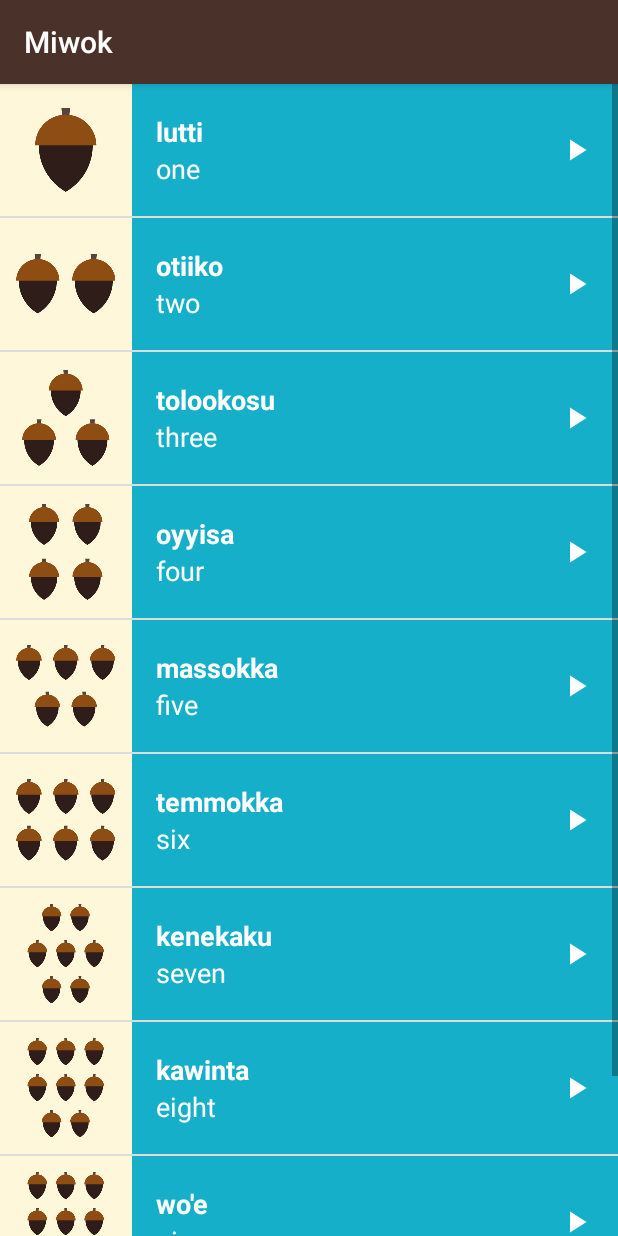
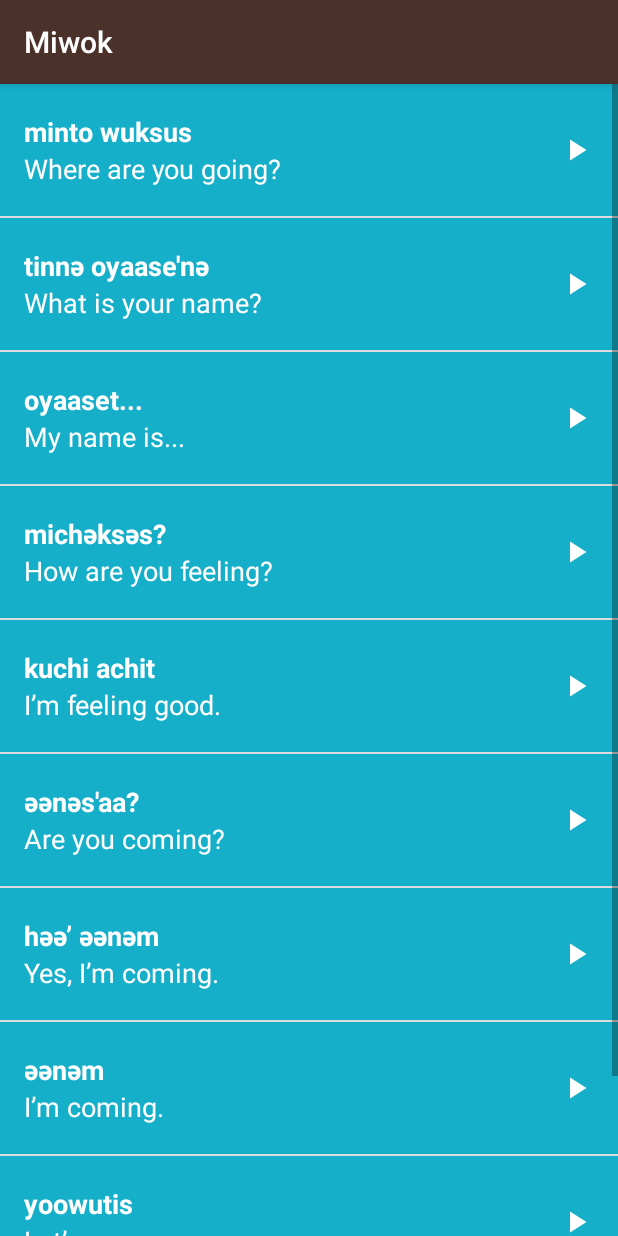
Before and after one commit to anne06/GAB_MultiscreensApp_1_Miwok, an Android app: the fragment PhrasesFragment shown on its own in the app's theme, on a phone screen of 412 x 824 dp. Run offline under Robolectric (Android 15) with nearby library versions, the phone set to English and light mode, and no system bars.

Commit message:
End of fragments

```diff
--- a/app/src/main/java/com/example/android/miwok/MainActivity.java
+++ b/app/src/main/java/com/example/android/miwok/MainActivity.java
@@ -1,6 +1,7 @@
 package com.example.android.miwok;
 
 import android.os.Bundle;
+import android.support.design.widget.TabLayout;
 import android.support.v4.view.ViewPager;
 import android.support.v7.app.AppCompatActivity;
 
@@ -14,5 +15,9 @@ public class MainActivity extends AppCompatActivity {
         ViewPager viewPager = (ViewPager) findViewById(R.id.viewpager);
         FixedTabsPagerAdapter pagerAdapter = new FixedTabsPagerAdapter(this, getSupportFragmentManager());
         viewPager.setAdapter(pagerAdapter);
+
+        // Give the TabLayout the ViewPager
+        TabLayout tabLayout = (TabLayout) findViewById(R.id.sliding_tabs);
+        tabLayout.setupWithViewPager(viewPager);
     }
 }
--- a/app/src/main/java/com/example/android/miwok/PhrasesFragment.java
+++ b/app/src/main/java/com/example/android/miwok/PhrasesFragment.java
@@ -73,17 +73,16 @@ public class PhrasesFragment extends Fragment {
 
         // Creation of the worlds list
         final List<Word> words = new ArrayList<>();
-        words.add(new Word("one", "lutti", R.drawable.number_one, R.raw.number_one));
-        words.add(new Word("two", "otiiko", R.drawable.number_two, R.raw.number_two));
-        words.add(new Word("three", "tolookosu", R.drawable.number_three, R.raw.number_three));
-        words.add(new Word("four", "oyyisa", R.drawable.number_four, R.raw.number_four));
-        words.add(new Word("five", "massokka", R.drawable.number_five, R.raw.number_five));
-        words.add(new Word("six", "temmokka", R.drawable.number_six, R.raw.number_six));
-        words.add(new Word("seven", "kenekaku", R.drawable.number_seven, R.raw.number_seven));
-        words.add(new Word("eight", "kawinta", R.drawable.number_eight, R.raw.number_eight));
-        words.add(new Word("nine", "wo'e", R.drawable.number_nine, R.raw.number_nine));
-        words.add(new Word("ten", "na'aacha", R.drawable.number_ten, R.raw.number_ten));
-
+        words.add(new Word("Where are you going?", "minto wuksus", R.raw.phrase_where_are_you_going));
+        words.add(new Word("What is your name?", "tinnә oyaase'nә", R.raw.phrase_what_is_your_name));
+        words.add(new Word("My name is...", "oyaaset...", R.raw.phrase_my_name_is));
+        words.add(new Word("How are you feeling?", "michәksәs?", R.raw.phrase_how_are_you_feeling));
+        words.add(new Word("I’m feeling good.", "kuchi achit", R.raw.phrase_im_feeling_good));
+        words.add(new Word("Are you coming?", "әәnәs'aa?", R.raw.phrase_are_you_coming));
+        words.add(new Word("Yes, I’m coming.", "hәә’ әәnәm", R.raw.phrase_yes_im_coming));
+        words.add(new Word("I’m coming.", "әәnәm", R.raw.phrase_im_coming));
+        words.add(new Word("Let’s go.", "yoowutis", R.raw.phrase_lets_go));
+        words.add(new Word("Come here.", "әnni'nem", R.raw.phrase_come_here));
 
         // Create an {@link ArrayAdapter}, whose data source is a list of Strings. The
         // adapter knows how to create layouts for each item in the list, using the
--- a/app/src/main/res/layout/list_item.xml
+++ b/app/src/main/res/layout/list_item.xml
@@ -16,24 +16,32 @@
         android:id="@+id/textViewsLayout"
         android:layout_width="match_parent"
         android:layout_height="@dimen/list_item_height"
+        android:layout_alignParentBottom="true"
+        android:layout_alignParentRight="true"
+        android:layout_alignParentTop="true"
         android:layout_toRightOf="@id/image_view"
-        android:orientation="vertical">
+        android:orientation="vertical"
+        android:paddingLeft="16dp">
 
         <TextView
             android:id="@+id/miwok_text_view"
-            style="@style/ListStyle"
+            android:layout_width="match_parent"
             android:layout_height="0dp"
             android:layout_weight="1"
             android:gravity="bottom"
+            android:textAppearance="?android:textAppearanceMedium"
+            android:textColor="@android:color/white"
             android:textStyle="bold"
             tools:text="lutti" />
 
         <TextView
             android:id="@+id/default_text_view"
-            style="@style/ListStyle"
+            android:layout_width="match_parent"
             android:layout_height="0dp"
             android:layout_weight="1"
             android:gravity="top"
+            android:textAppearance="?android:textAppearanceMedium"
+            android:textColor="@android:color/white"
             tools:text="one" />
     </LinearLayout>
 
--- a/app/src/main/res/values/styles.xml
+++ b/app/src/main/res/values/styles.xml
@@ -3,30 +3,20 @@
     <style name="AppTheme" parent="Theme.AppCompat.Light.DarkActionBar">
         <item name="colorPrimary">@color/primary_color</item>
         <item name="colorPrimaryDark">@color/primary_dark_color</item>
+        <item name="android:windowContentOverlay">@null</item>
     </style>
 
     <!-- Style for a category of vocabulary words -->
-    <style name="CategoryStyle">
-        <item name="android:layout_width">match_parent</item>
-        <item name="android:layout_height">@dimen/list_item_height</item>
-        <item name="android:gravity">center_vertical</item>
-        <item name="android:padding">@dimen/activity_horizontal_padding</item>
-
-        <item name="android:textColor">@android:color/white</item>
-        <item name="android:textStyle">bold</item>
-        <item name="android:textSize">@dimen/activity_text_size</item>
-        <item name="android:textAppearance">?android:textAppearanceMedium</item>
+    <style name="CategoryStyle" parent="Widget.Design.TabLayout">
+        <item name="tabIndicatorColor">@color/primary_color</item>
+        <item name="tabSelectedTextColor">@android:color/white</item>
+        <item name="tabTextAppearance">@style/CategoryTabTextAppearance</item>
     </style>
 
-    <!-- Style for all lists of vocabulary words -->
-    <style name="ListStyle">
-        <item name="android:layout_width">match_parent</item>
 
-        <item name="android:textColor">@android:color/white</item>
-        <item name="android:textSize">18sp</item>
-
-        <item name="android:textAppearance">?android:textAppearanceMedium</item>
-        <item name="android:paddingLeft">@dimen/activity_horizontal_padding</item>
+    <!-- Text appearance style for a category tab -->
+    <style name="CategoryTabTextAppearance" parent="TextAppearance.Design.Tab">
+        <item name="android:textColor">#A8A19E</item>
     </style>
 
 </resources>
```
Also changed, not shown: app/src/main/res/layout/activity_main.xml (+7 -2 lines), app/src/main/res/values/strings.xml (+31 -1 lines), 1 other file.
